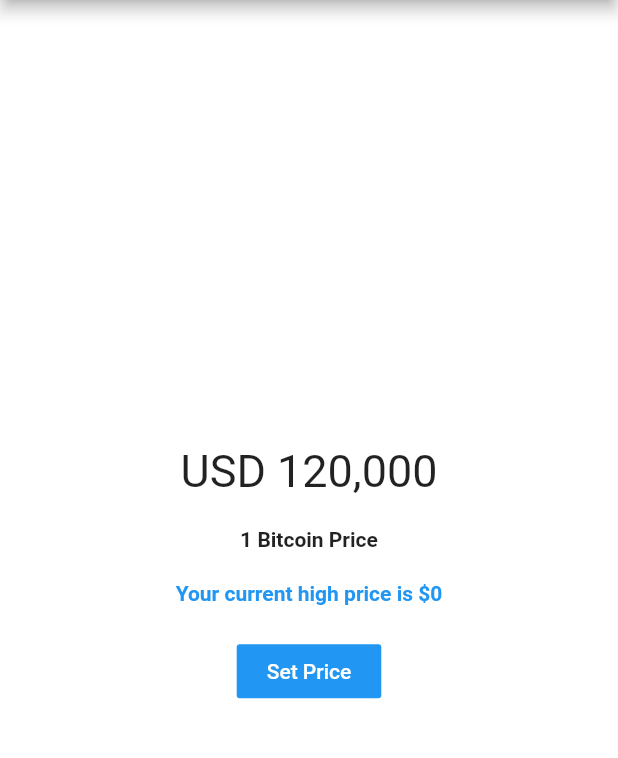
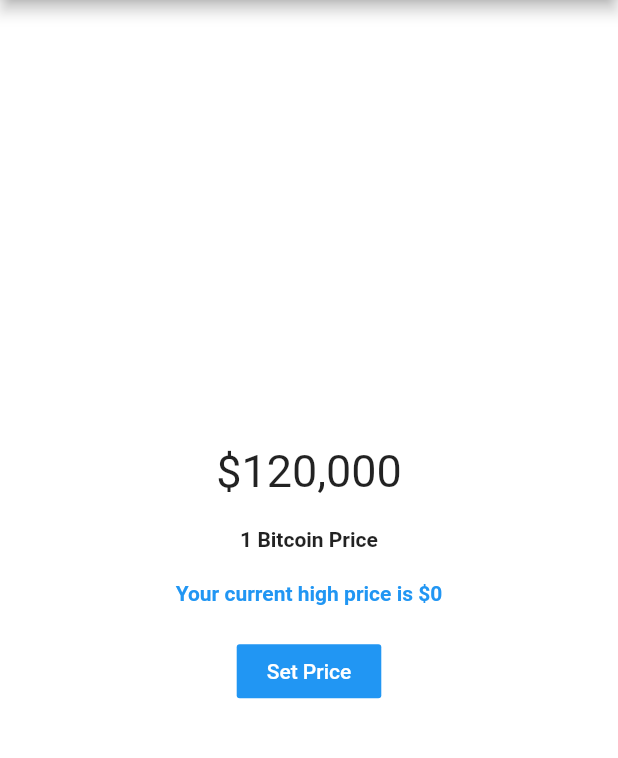
Before and after one commit to PolymathWhiz/Bitlarm, a Flutter app: the screen it shows after launch, on a phone screen of 412 x 824 dp, the part 84-842 px from its top. Run offline on Flutter 3.47's test engine with Material 2 defaults, Android fonts, the phone set to English and light mode, and no system bars; our stand-ins replace shared_preferences.

Commit message:
added http lib

```diff
--- a/lib/price_index.dart
+++ b/lib/price_index.dart
@@ -32,7 +32,7 @@ class _PriceIndexState extends State<PriceIndex> {
                 mainAxisAlignment: MainAxisAlignment.center,
                 children: <Widget>[
                   Text(
-                    "USD 120,000",
+                    "\$120,000",
                     style: TextStyle(fontSize: 30.0),
                   ),
                   SizedBox(
--- a/pubspec.yaml
+++ b/pubspec.yaml
@@ -24,6 +24,7 @@ dependencies:
   # Use with the CupertinoIcons class for iOS style icons.
   cupertino_icons: ^0.1.2
   shared_preferences: ^0.5.6+1
+  http: ^0.12.0+4
 
 dev_dependencies:
   flutter_test:
```
Also changed, not shown: pubspec.lock.
